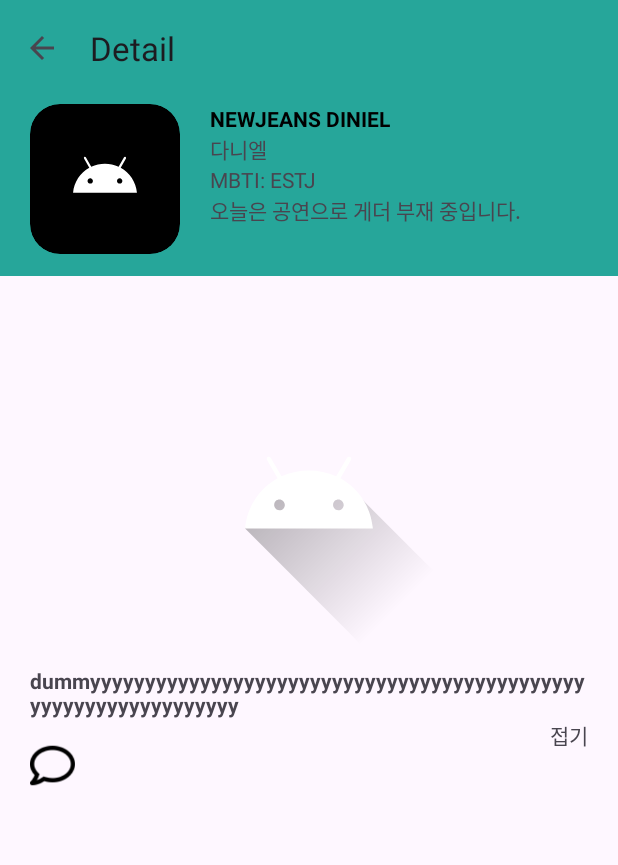
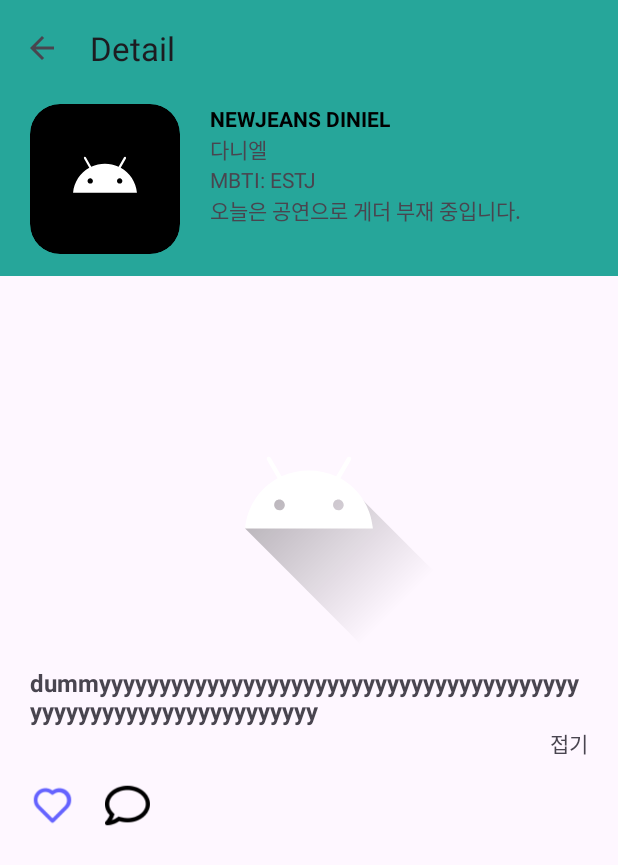
Before and after one commit to dlho1222/Sparta-Week5-Team--SNS, an Android app: the DetailActivity screen opened directly, with no data from a screen before it, after a tap on "더보기", on a phone screen of 412 x 824 dp. Shown: the top 865 px of the screen. Run offline under Robolectric (Android 15) with nearby library versions, the phone set to English and light mode, and no system bars.

Commit message:
add : 좋아요 버튼, 댓글버튼 방식변경

```diff
--- a/app/src/main/java/com/example/sns/DetailActivity.kt
+++ b/app/src/main/java/com/example/sns/DetailActivity.kt
@@ -2,94 +2,137 @@ package com.example.sns
 
 import android.os.Bundle
 import android.view.MenuItem
-import android.view.View
 import android.widget.EditText
 import android.widget.ImageView
 import android.widget.TextView
-import androidx.appcompat.app.AlertDialog
 import androidx.appcompat.app.AppCompatActivity
 import androidx.appcompat.widget.Toolbar
+import androidx.core.view.isVisible
 
 class DetailActivity : AppCompatActivity() {
+    private var isHeart = false
     override fun onCreate(savedInstanceState: Bundle?) {
         super.onCreate(savedInstanceState)
         setContentView(R.layout.activity_detail)
         val toolBar = findViewById<Toolbar>(R.id.tb_ToolBar)
+        val commentImage = findViewById<ImageView>(R.id.iv_AddComment)
+        val ivSend = findViewById<ImageView>(R.id.iv_Send)
+        val etComment = findViewById<EditText>(R.id.et_Comment)
+        val ivHeart = findViewById<ImageView>(R.id.iv_Heart)
+        val ivEmptyHeart = findViewById<ImageView>(R.id.iv_EmptyHeart)
         toolBar.apply {
             title = "Detail"
             setSupportActionBar(this)
         }
         supportActionBar?.setDisplayHomeAsUpEnabled(true)
-        val commentImage = findViewById<ImageView>(R.id.iv_AddComment)
 
         commentImage.setOnClickListener {//코멘트 이미지 눌렀을 때 다이얼로그
-            addCommentDialog()
+            //addCommentDialog()
+            showCommentWindow()
         }
+
+        ivSend.setOnClickListener {
+            if (etComment.text.isNullOrEmpty() || etComment.text.trim() == "") return@setOnClickListener
+            addComment(etComment.text.toString())
+            etComment.setText("")
+        }
+
+        ivHeart.setOnClickListener {
+            changeIcon(isHeart, ivHeart)
+        }
+        ivEmptyHeart.setOnClickListener {
+            changeIcon(isHeart, ivHeart)
+        }
+
         setDescription() //Description 셋팅
 
     }
-    private fun setDescription(){
+
+    private fun changeIcon(isHeart: Boolean, heartImage: ImageView) { // 아이콘 변경
+        this.isHeart = !isHeart
+        heartImage.isVisible = this.isHeart
+
+    }
+
+    private fun setDescription() {
         //TODO 사진 설명 메인액티비티에서 받아 올 예정
         val description = findViewById<TextView>(R.id.tv_Description) // 설명
         val view_more = findViewById<TextView>(R.id.tv_ViewMore) // 더보기
         val close_Text = findViewById<TextView>(R.id.tv_CloseDescription) //접기
         description.text = "dummyyyyyyyyyyyyyyyyyyyyyyyyyyyyyyyyyyyyyyyyyyyyyyyyyyyyyyyyyyyyyyyy"
-        setViewMore(description,view_more,close_Text)
+        setViewMore(description, view_more, close_Text)
     }
 
     override fun onOptionsItemSelected(item: MenuItem): Boolean { //백버튼 구현
-        return when(item.itemId){
+        return when (item.itemId) {
             android.R.id.home -> {
                 finish()
                 true
             }
-            else->{
+
+            else -> {
                 super.onOptionsItemSelected(item)
             }
         }
     }
-    private fun addCommentDialog(){ // 댓글 팝업창
-        val editText = EditText(this).apply {
-            hint = "댓글달기"
+
+    //    private fun addCommentDialog(){ // 댓글 팝업창
+//        val editText = EditText(this).apply {
+//            hint = "댓글달기"
+//        }
+//        AlertDialog.Builder(this).apply {
+//            setView(editText)
+//            setNegativeButton("취소"){dialogInterface,_->dialogInterface.cancel()}
+//            setPositiveButton("추가"){_,_->
+//                if(editText.text.isNullOrEmpty() || editText.text.trim() == "") return@setPositiveButton else addComment(editText.text.toString())
+//
+//            }
+//            show()
+//        }
+//    }
+    private fun addComment(text: String) { //댓글 달기
+        val comment = findViewById<TextView>(R.id.tv_Comment)
+        text?.let {
+            comment.append("id " + text + "\n")
         }
-        AlertDialog.Builder(this).apply {
-            setView(editText)
-            setNegativeButton("취소"){dialogInterface,_->dialogInterface.cancel()}
-            setPositiveButton("추가"){_,_->
-                if(editText.text.isNullOrEmpty() || editText.text.trim() == "") return@setPositiveButton else addComment(editText.text.toString())
+        //TODO id 메인액티비티에서 받아 올 예정
+    }
 
-            }
-            show()
-        }
-    }
-    private fun addComment(text:String){ //댓글 달기
-        val comment = findViewById<TextView>(R.id.tv_Comment)
-        comment.append("id "+text + "\n")
-            //TODO id 메인액티비티에서 받아 올 예정
-    }
-    private fun setViewMore(contentTextView: TextView, viewMoreTextView: TextView, closeTextView :TextView) {
+    private fun setViewMore(
+        contentTextView: TextView,
+        viewMoreTextView: TextView,
+        closeTextView: TextView
+    ) {
         // getEllipsisCount()을 통한 더보기 표시 및 구현
         contentTextView.post {
             val lineCount = contentTextView.layout.lineCount
             if (lineCount > 0) {
                 if (contentTextView.layout.getEllipsisCount(lineCount - 1) > 0) {
                     // 더보기 표시
-                    viewMoreTextView.visibility = View.VISIBLE
+                    viewMoreTextView.isVisible = true
 
                     // 더보기, 접기 클릭 이벤트
                     viewMoreTextView.setOnClickListener {
                         contentTextView.maxLines = Int.MAX_VALUE
-                        viewMoreTextView.visibility = View.GONE
-                        closeTextView.visibility = View.VISIBLE
+                        viewMoreTextView.isVisible = false
+                        closeTextView.isVisible = true
                     }
                     // 접기 표시
                     closeTextView.setOnClickListener {
                         contentTextView.maxLines = 1
-                        viewMoreTextView.visibility = View.VISIBLE
-                        closeTextView.visibility = View.GONE
+                        viewMoreTextView.isVisible = true
+                        closeTextView.isVisible = false
                     }
                 }
             }
         }
     }
+
+    private fun showCommentWindow() {
+        val et_Comment = findViewById<EditText>(R.id.et_Comment)
+        val iv_Send = findViewById<ImageView>(R.id.iv_Send)
+        et_Comment.isVisible = !et_Comment.isVisible
+        iv_Send.isVisible = !iv_Send.isVisible
+
+    }
 }
--- a/app/src/main/res/layout/activity_detail.xml
+++ b/app/src/main/res/layout/activity_detail.xml
@@ -19,13 +19,13 @@
         android:id="@+id/scrollView"
         android:layout_width="match_parent"
         android:layout_height="0dp"
-        app:layout_constraintBottom_toBottomOf="parent"
+        app:layout_constraintBottom_toTopOf="@id/et_Comment"
         app:layout_constraintTop_toBottomOf="@id/tb_ToolBar">
 
         <androidx.constraintlayout.widget.ConstraintLayout
             android:id="@+id/constraint_ParentLayout"
             android:layout_width="match_parent"
-            android:layout_height="match_parent">
+            android:layout_height="wrap_content">
 
 
             <androidx.constraintlayout.widget.ConstraintLayout
@@ -109,65 +109,100 @@
                 android:layout_marginTop="10dp"
                 android:ellipsize="end"
                 android:maxLines="1"
+                android:textSize="16sp"
+                android:textStyle="bold"
+                app:layout_constraintEnd_toEndOf="@id/iv_DetailImage"
 
-                tools:text="8/12 : 인어공주 뮤직비디오 촬영차 미국에 다녀오게 되었습니다."
-                android:textStyle="bold"
-
-                app:layout_constraintEnd_toEndOf="@id/iv_DetailImage"
                 app:layout_constraintStart_toStartOf="@id/iv_DetailImage"
-                app:layout_constraintTop_toBottomOf="@id/iv_DetailImage" />
+                app:layout_constraintTop_toBottomOf="@id/iv_DetailImage"
+                tools:text="8/12 : 인어공주 뮤직비디오 촬영차 미국에 다녀오게 되었습니다." />
 
             <TextView
+                android:id="@+id/tv_ViewMore"
                 android:layout_width="wrap_content"
                 android:layout_height="wrap_content"
                 android:text="더보기"
-                android:id="@+id/tv_ViewMore"
-                app:layout_constraintTop_toBottomOf="@id/tv_Description"
+                android:visibility="gone"
                 app:layout_constraintEnd_toEndOf="@id/tv_Description"
-                android:visibility="gone"
-                />
+                app:layout_constraintTop_toBottomOf="@id/tv_Description" />
+
             <TextView
+                android:id="@+id/tv_CloseDescription"
                 android:layout_width="wrap_content"
                 android:layout_height="wrap_content"
                 android:text="접기"
-                android:id="@+id/tv_CloseDescription"
-                app:layout_constraintTop_toBottomOf="@id/tv_Description"
+                android:visibility="gone"
                 app:layout_constraintEnd_toEndOf="@id/tv_Description"
-                android:visibility="gone"
-                />
+                app:layout_constraintTop_toBottomOf="@id/tv_Description" />
 
 
-            <LinearLayout
-                android:id="@+id/linearLayout"
-                android:layout_width="0dp"
-                android:layout_height="wrap_content"
+            <ImageView
+                android:id="@+id/iv_EmptyHeart"
+                android:layout_width="30dp"
+                android:layout_height="30dp"
+                android:layout_marginStart="20dp"
                 android:layout_marginTop="16dp"
-                android:orientation="vertical"
-                app:layout_constraintEnd_toEndOf="@id/tv_Description"
-                app:layout_constraintStart_toStartOf="@id/tv_Description"
-                app:layout_constraintTop_toBottomOf="@id/tv_Description">
+                android:src="@drawable/emptyheart"
+                app:layout_constraintStart_toStartOf="parent"
+                app:layout_constraintTop_toBottomOf="@id/tv_CloseDescription" />
+
+            <ImageView
+                android:id="@+id/iv_Heart"
+                android:layout_width="30dp"
+                android:layout_height="30dp"
+                android:layout_marginStart="20dp"
+                android:layout_marginTop="16dp"
+                android:src="@drawable/heart"
+                android:visibility="gone"
+                app:layout_constraintStart_toStartOf="parent"
+                app:layout_constraintTop_toBottomOf="@id/tv_CloseDescription" />
+
 
             <ImageView
                 android:id="@+id/iv_AddComment"
                 android:layout_width="30dp"
                 android:layout_height="30dp"
+                android:layout_marginStart="70dp"
+                android:layout_marginTop="16dp"
                 android:layout_marginBottom="16dp"
                 android:src="@drawable/comment"
-                    />
+                app:layout_constraintStart_toStartOf="parent"
+                app:layout_constraintTop_toBottomOf="@id/tv_CloseDescription" />
 
             <TextView
                 android:id="@+id/tv_Comment"
-                    android:layout_width="match_parent"
+                android:layout_width="0dp"
                 android:layout_height="wrap_content"
-                    tools:text="너무 아름답네요!"
+                android:layout_marginStart="20dp"
+                android:layout_marginTop="16dp"
                 android:textSize="22dp"
                 android:textStyle="bold"
-                    />
-            </LinearLayout>
+                app:layout_constraintStart_toStartOf="parent"
+                app:layout_constraintTop_toBottomOf="@id/iv_EmptyHeart"
 
+                tools:text="너무 아름답네요!" />
 
         </androidx.constraintlayout.widget.ConstraintLayout>
     </ScrollView>
 
+    <EditText
+        android:id="@+id/et_Comment"
+        android:layout_width="0dp"
+        android:layout_height="wrap_content"
+        android:layout_marginBottom="36dp"
+        android:visibility="gone"
+        app:layout_constraintBottom_toBottomOf="parent"
+        app:layout_constraintEnd_toStartOf="@id/iv_Send"
+        app:layout_constraintStart_toStartOf="parent" />
 
+    <ImageView
+        android:id="@+id/iv_Send"
+        android:layout_width="50dp"
+        android:layout_height="wrap_content"
+        android:src="@drawable/send"
+        android:visibility="gone"
+        app:layout_constraintBottom_toBottomOf="@id/et_Comment"
+        app:layout_constraintEnd_toEndOf="parent"
+        app:layout_constraintStart_toEndOf="@id/et_Comment"
+        app:layout_constraintTop_toTopOf="@id/et_Comment" />
 </androidx.constraintlayout.widget.ConstraintLayout>
```
Also changed, not shown: app/src/main/res/drawable/emptyheart.png (added), app/src/main/res/drawable/heart.png (added), app/src/main/res/drawable/send.png (added). Lines whose indentation alone changed are shown as unchanged.
